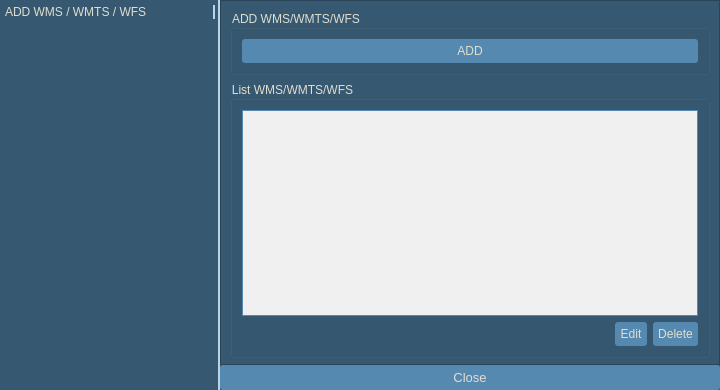
Qt form Wms_wmts/WMS_WMTS.ui (GIAPspzoo/GIAP_PolaMap_lite) before a commit.
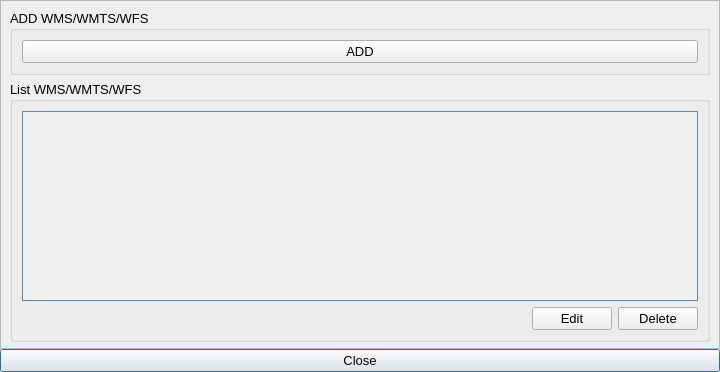
The same form after that commit. Icons and pictures are not drawn.

The edit to the form file:
```diff
--- a/Wms_wmts/WMS_WMTS.ui
+++ b/Wms_wmts/WMS_WMTS.ui
@@ -10,7 +10,7 @@
     <x>0</x>
     <y>0</y>
     <width>720</width>
-    <height>390</height>
+    <height>372</height>
    </rect>
   </property>
   <property name="sizePolicy">
@@ -36,421 +36,7 @@
     <normaloff>:/plugins/GIAP-PolaMap/icons/giap_logo.png</normaloff>:/plugins/GIAP-PolaMap/icons/giap_logo.png</iconset>
   </property>
   <property name="styleSheet">
-   <string notr="true">* {
-background-color: #365871;
-color:#E0DECF;
-font: 10pt &quot;Segoe UI&quot;;
-}
-QLabel{
-font: 10pt &quot;Segoe UI&quot;;
-color:#E0DECF;
-height: 35px;
-}
-QCheckBox::indicator {
-  width: 13px;
-    height: 13px;
-border: 0px solid #E0DECF;
-}
-QCheckBox::indicator:checked {
- image: url(:/plugins/GIAP-PolaMap/icons/checked.png);
-  width: 13px;
-    height: 13px;
-}
-QCheckBox::indicator:unchecked {
- image: url(:/plugins/GIAP-PolaMap/icons/unchecked.png);
-  width: 13px;
-    height: 13px;
-}
-
-QScrollBar:horizontal {
-    height: 15px;
-}
-QScrollBar::handle:horizontal {
-    background: #5589B0;
-    border-radius: 5px;
-    width: 10px;
-    margin: 2px 0 2px 0;
-}
-QScrollBar::add-line:horizontal, QScrollBar::sub-line:horizontal  {
-    border: 1px solid transparent;
-    background: transparent;
-    width: 12px;
-}
- QScrollBar:vertical {
-     width: 15px;
- }
- QScrollBar::handle:vertical {
-     background: #5589B0;
-     height: 10px;
-     border-radius: 5px;
-         margin: 0px 2px 0px 2px;
- }
- QScrollBar::add-line:vertical{
-    border: 1px solid transparent;
-     background: transparent;
-     height: 12px;
- }
-
- QScrollBar::sub-line:vertical {
-      border: 1px solid transparent;
-     background: transparent;
-     height: 12px;
- }
-
-QAbstractScrollArea::corner {
- border: 1px solid transparent;
-width: 0px; 
-height: 0px;
-}
-
-QPushButton {
-padding: 5px;
-}
-
-QLineEdit, QTextEdit{
-border: 1px solid;
-border-radius:3px;
-border-color: #263c4e;
-background-color: #263c4e;
-}
-
-QLineEdit:focus{
-border: solid;
-border-style: solid;
-border-width: 1px;
-border-color: #E0DECF;
-}
-
-QPushButton {
-border: none;
-border-width: 1px;
-border-radius:3px;
-background-color: #5589B0;
-}
-QPushButton:checked {
-background-color: #5589B0;
-border: solid;
-border-width: 1px;
-border-color: #5589B0;
-}
-
-QPushButton:pressed {
-background-color: #5589B0;
-border: solid;
-border-width: 1px;
-border-color:#5589B0;
-}
-QPushButton:hover {
-background-color: #5589B0;
-border-radius: 3px;
-border: solid;
-border-style: solid;
-border-width: 1px;
-border-color: #E0DECF;
-}
-
-QToolButton {
-border: none;
-border-width: 1px;
-border-radius:3px;
-background-color: #5589B0;
-}
-
-QToolButton:checked {
-background-color: #5589B0;
-border: solid;
-border-width: 1px;
-border-color: #5589B0;
-}
-QToolButton:hover {
-background-color: #5589B0;
-border-radius: 3px;
-border: solid;
-border-style: solid;
-border-width: 1px;
-border-color: #E0DECF;
-}
-
-
-QToolButton:pressed {
-background-color: #5589B0;
-border: solid;
-border-width: 1px;
-border-color:#5589B0;
-}
-
-QToolButton::menu, QToolButton::menu-button {
-background-color: #263C4E;
-border: solid;
-border-width: 1px;
-border-color: #5589B0;
-}
-
-QMenu::item:selected {
-background-color:  #5589B0;
-}
-
-QComboBox QListView{
-selection-background-color:  #5589B0;
-    color: #E0DECF;
-     padding: 2px;
-}
-
-QComboBox:editable {
-border: 0px solid #5589B0;
-border-radius: 3px;
-background-color: #263c4e;
-padding: 0px 0px 0px 3px;
-}
-
-QComboBox:editable:focus{
-border: solid;
-border-style: solid;
-border-width: 1px;
-border-color: #E0DECF;
-}
-
-QComboBox:!editable {
-border: 0px solid #5589B0;
-border-radius: 3px;
-background-color: #263c4e;
-padding:0px 3px 0px 3px;
-}
-
-QComboBox:!editable:on {
-background-color: #263c4e;
-border: solid;
-border-width: 1px;
-border-color: #365871;
-padding:0px 5px 0px 3px;
-}
-
-QComboBox::drop-down {
-border-left: solid;
-border-width: 0px;
-background-color: #263c4e;
-border-radius: 3px;
-}
-QComboBox::drop-down:editable:on {
-background-color:#263c4e;
-border: solid;
-border-width: 1px;
-border-color: #263c4e;
-}
-
-QComboBox::drop-down:!editable:on {
-background-color: #263c4e;
-}
-
-QComboBox::down-arrow {
-        image:  url(:/plugins/GIAP-PolaMap/icons/branch-open.png);
-    width: 18px;
-    height: 28px;
-}
-
-QComboBox::down-arrow:hover, QComboBox::down-arrow:pressed{
-border: solid;
-border-width: 0px;
-border-color: #E0DECF;
-border-radius: 3px;
-margin:0px 3px 0px -1px;
-}
-
-QToolTip {
-color:white;
-	font: 9pt &quot;Segoe UI&quot;;
-font-weight: normal;
-border-style: double;
-border: 0.1rem;
-border-radius: 0.3rem;
-background-color:#4F5A63;
-}
-
-Line {
-color: qlineargradient(spread:pad, x1:0, y1:1, x2:0, y2:0, stop:0 rgba(65, 97, 124, 255), stop:1 rgba(90, 135, 172, 255));
-}
-
-QTabBar::tab {
-border-top-left-radius: 3px;
-border-top-right-radius: 3px;
-padding:1px 0px 1px 0px;
-margin-top: 2px;
-color: #E0DECF;
-font-weight: 550;
-}
-
-QTabBar::tab:selected {
-border: 0rem solid;
-border-color:#5589B0;
-margin-bottom: 2px;
-border-bottom: 2px solid #E0DECF;
-font-weight: 650;
-color: #E0DECF;
-}
-QTabBar::tab:hover {
-border: 0rem solid;
-background: transparent;
-margin-bottom: 2px;
-border-bottom: 2px solid #E0DECF;
-font-weight: 650;
-}
-
-QTabBar::tab:!selected {
-border: 0rem solid;
-background: transparent;
-margin-bottom: 2px;
-border-bottom: 2px solid transparent;
-font-weight: 550;
-color: #B3B2A6;
-}
-QTabBar::tab:!selected:hover {
-border: 0rem solid;
-background: transparent;
-margin-bottom: 2px;
-border-bottom: 2px solid #E0DECF;
-font-weight: 550;
-color: #B3B2A6;
-}
-
-QTabBar::tab:last:!selected {
-margin-right: 1px;
-}
-
-QTabWidget::pane {
-border-top:1px solid #B3B2A6;
-border-bottom: 0px solid #B3B2A6;
-}
-
-QTabWidget::tab-bar {
-left: 5px;
-right: 5px;
-}
-
-QTreeView {
-    border: 0rem solid;
-    border-color: #5589B0;
-    margin: 0.2rem;
-   show-decoration-selected: 1;
-}
-
-QTreeView::item,
-QTreeView::branch {
-    color: black;
-     padding:2px;
-}
-
-QTreeView:branch:hover,
-QTreeView:item:hover
-{
-    background-color: #5589B0;
-    color: white;
-}
-
-QTreeView:branch:selected,
-QTreeView:item:selected
-{
-    background-color: #5589B0;
-    color: white;
-}
-
-QTreeView::branch:has-children:!has-siblings:closed,
-QTreeView::branch:closed:has-children:has-siblings {
-        border-image: none;
-        image: url(:/plugins/GIAP-PolaMap/icons/branch-closed.png);
-}
-
-QTreeView::branch:open:has-children:!has-siblings,
-QTreeView::branch:open:has-children:has-siblings  {
-        border-image: none;
-        image:  url(:/plugins/GIAP-PolaMap/icons/branch-open.png);
-}
-
-QProgressBar {
-    border: 0.2rem solid #365871;
-    background-color: #365871;
-    border-radius: 0.3rem;
-    text-align: center;
-    color: white;
-}
-
-QProgressBar::chunk {
-    background-color: #5589B0;
-}
-QSpinBox, QDoubleSpinBox,
-QSpinBox:editable,
-QSpinBox:hover,
-QSpinBox:pressed,
-QDoubleSpinBox:editable,
-QDoubleSpinBox:hover,
-QDoubleSpinBox:pressed {
-    border: 0.1rem solid;
-    border-radius: 0.3rem;
-    border-color: #263c4e;
-background-color: #263c4e;
-}
-QSpinBox:focus, QDoubleSpinBox:focus {
-border-style: solid;
-border-width: 0rem;
-border-color: #E0DECF;
-}
-QSpinBox:disabled, QDoubleSpinBox:disabled {
-  border: none;
-  border-bottom: 0.1rem solid #263c4e;
-  border-radius: 0;
-  background: #263c4e;
-  color: #000000;
-}
-QSpinBox::up-button, QDoubleSpinBox::up-button{
-  subcontrol-origin: border;
-  subcontrol-position: top right;
-  border: 0rem solid white;
-  border-radius: 3;
-  background: #263c4e;
-}
-QSpinBox::down-button, QDoubleSpinBox::down-button {
-  subcontrol-origin: border;
-  subcontrol-position: bottom right;
-  border: 0rem solid white;
-  border-radius: 3;
-  background: #263c4e;
-}
-QSpinBox::down-button:hover, QDoubleSpinBox::down-button:hover, QSpinBox::up-button:hover, QDoubleSpinBox::up-button:hover {
-border: solid;
-border-width: 0.1rem;
-border-color: #E0DECF;
-}
-QSpinBox::up-arrow,QDoubleSpinBox::up-arrow {
-  image: url(:/plugins/GIAP-PolaMap/icons/spinup.png);
-    width: 18px;
-    height: 18px;
-}
-QSpinBox::up-arrow:disabled,
-QSpinBox::up-arrow:off {
-  image: none;
-}
-QSpinBox::down-arrow, QDoubleSpinBox::down-arrow {
-  image: url(:/plugins/GIAP-PolaMap/icons/spindown.png);
-    width: 18px;
-    height: 18px;
-}
-QSpinBox::down-arrow:disabled,
-QSpinBox::down-arrow:off,
- QDoubleSpinBox::down-arrow:disabled,
-QDoubleSpinBox::down-arrow:off{
-  image: none;
-}
-
-QTableView {
-border:1px solid #2A4457;
-color:white;
-selection-background-color: #6FB1E3;
- selection-color: white;
-}
-QTableView::item:selected {
-color:white;
-selection-background-color: #6FB1E3;
-selection-color: white;
-}</string>
+   <string notr="true"/>
   </property>
   <property name="sizeGripEnabled">
    <bool>false</bool>
@@ -474,7 +60,33 @@
    <property name="spacing">
     <number>0</number>
    </property>
-   <item row="0" column="1">
+   <item row="1" column="0">
+    <layout class="QHBoxLayout" name="horizontalLayout">
+     <property name="spacing">
+      <number>0</number>
+     </property>
+     <property name="leftMargin">
+      <number>0</number>
+     </property>
+     <property name="topMargin">
+      <number>0</number>
+     </property>
+     <property name="rightMargin">
+      <number>0</number>
+     </property>
+     <property name="bottomMargin">
+      <number>0</number>
+     </property>
+     <item>
+      <widget class="QPushButton" name="close_btn">
+       <property name="text">
+        <string>Close</string>
+       </property>
+      </widget>
+     </item>
+    </layout>
+   </item>
+   <item row="0" column="0">
     <widget class="QStackedWidget" name="stackedWidget">
      <widget class="QWidget" name="page">
       <property name="autoFillBackground">
@@ -619,124 +231,6 @@
      <widget class="QWidget" name="page_2"/>
     </widget>
    </item>
-   <item row="1" column="1">
-    <layout class="QHBoxLayout" name="horizontalLayout">
-     <property name="spacing">
-      <number>0</number>
-     </property>
-     <property name="leftMargin">
-      <number>0</number>
-     </property>
-     <property name="topMargin">
-      <number>0</number>
-     </property>
-     <property name="rightMargin">
-      <number>0</number>
-     </property>
-     <property name="bottomMargin">
-      <number>0</number>
-     </property>
-     <item>
-      <widget class="QPushButton" name="close_btn">
-       <property name="text">
-        <string>Close</string>
-       </property>
-      </widget>
-     </item>
-    </layout>
-   </item>
-   <item row="0" column="0" rowspan="2">
-    <widget class="QFrame" name="frame">
-     <property name="sizePolicy">
-      <sizepolicy hsizetype="Preferred" vsizetype="Preferred">
-       <horstretch>0</horstretch>
-       <verstretch>0</verstretch>
-      </sizepolicy>
-     </property>
-     <property name="minimumSize">
-      <size>
-       <width>220</width>
-       <height>0</height>
-      </size>
-     </property>
-     <property name="maximumSize">
-      <size>
-       <width>300</width>
-       <height>16777215</height>
-      </size>
-     </property>
-     <property name="font">
-      <font>
-       <family>Segoe UI</family>
-       <pointsize>10</pointsize>
-       <weight>50</weight>
-       <italic>false</italic>
-       <bold>false</bold>
-      </font>
-     </property>
-     <property name="styleSheet">
-      <string notr="true">
-          * {
-          color: #0A0C0D;
-          }
-          QFrame {
-          border-right: 2px solid #b7d3e8;
-          }
-      </string>
-     </property>
-     <layout class="QVBoxLayout" name="verticalLayout">
-      <property name="spacing">
-       <number>9</number>
-      </property>
-      <property name="leftMargin">
-       <number>5</number>
-      </property>
-      <property name="topMargin">
-       <number>5</number>
-      </property>
-      <property name="rightMargin">
-       <number>5</number>
-      </property>
-      <property name="bottomMargin">
-       <number>5</number>
-      </property>
-      <item>
-       <widget class="QLabel" name="dodaj_wms_wmts">
-        <property name="styleSheet">
-         <string notr="true">* {
-background-color: #365871;
-color:#E0DECF;
-font: 10pt &quot;Segoe UI&quot;;
-}
-QLabel{
-font: 10pt &quot;Segoe UI&quot;;
-color:#E0DECF;
-height: 35px;
-}</string>
-        </property>
-        <property name="text">
-         <string>ADD WMS / WMTS / WFS</string>
-        </property>
-       </widget>
-      </item>
-      <item>
-       <spacer name="verticalSpacer_3">
-        <property name="orientation">
-         <enum>Qt::Vertical</enum>
-        </property>
-        <property name="sizeHint" stdset="0">
-         <size>
-          <width>20</width>
-          <height>40</height>
-         </size>
-        </property>
-       </spacer>
-      </item>
-     </layout>
-     <zorder>verticalSpacer_3</zorder>
-     <zorder>dodaj_wms_wmts</zorder>
-    </widget>
-   </item>
   </layout>
  </widget>
  <resources/>
```
